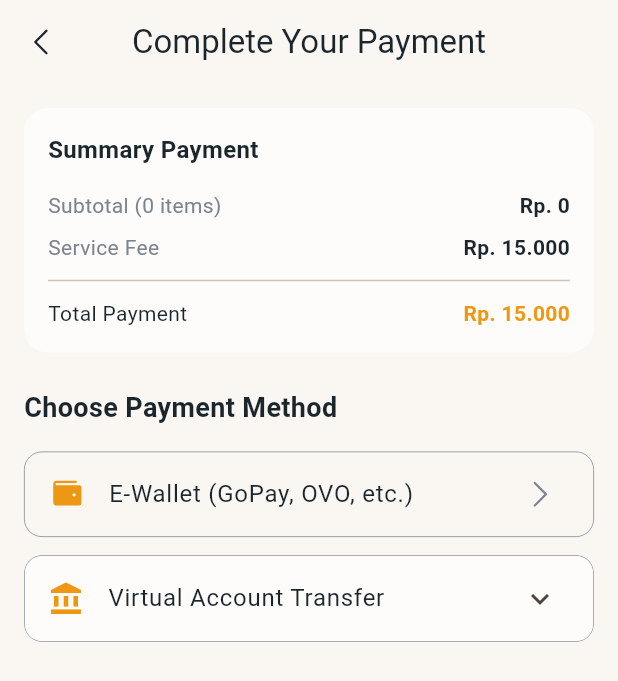
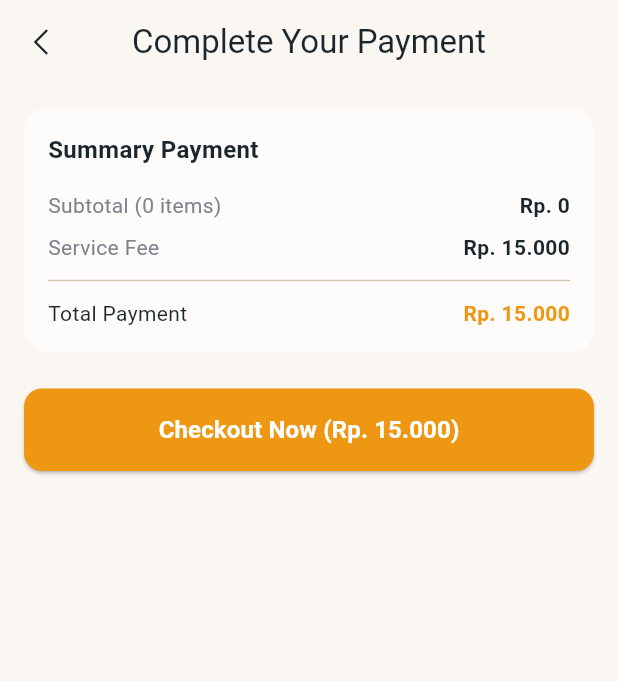
Before and after one commit to kiplinyu/healing-apps, a Flutter app: the PaymentPage screen opened by its route, on a phone screen of 412 x 824 dp. Shown: the top 681 px of the screen. Run offline on Flutter 3.47's test engine with Material 3 defaults, Android fonts, the light colour scheme and no system bars; our stand-ins replace dio, flutter_dotenv, flutter_riverpod, go_router, logger, phosphor_flutter and 5 more; missing offline and left inert: midtrans_sdk; accounts and stored records are empty; network calls fail; project files that could hold a hidden picture were left out.

Commit message:
feat: integrate Midtrans payment SDK and update destination model

```diff
--- a/lib/apps/providers/favorites_provider.dart
+++ b/lib/apps/providers/favorites_provider.dart
@@ -7,11 +7,11 @@ class FavoritesNotifier extends StateNotifier<List<Destination>> {
   // Method untuk menambah/menghapus favorit
   void toggleFavorite(Destination destination) {
     // Cek apakah destinasi sudah ada di daftar favorit
-    final isAlreadyFavorite = state.any((d) => d.id == destination.id);
+    final isAlreadyFavorite = state.any((d) => d.uuid == destination.uuid);
 
     if (isAlreadyFavorite) {
       // Jika sudah ada, hapus dari daftar
-      state = state.where((d) => d.id != destination.id).toList();
+      state = state.where((d) => d.uuid != destination.uuid).toList();
     } else {
       // Jika belum ada, tambahkan ke daftar
       state = [...state, destination];
@@ -21,7 +21,7 @@ class FavoritesNotifier extends StateNotifier<List<Destination>> {
   // Helper untuk mengecek status favorit dari UI
   bool isFavorite(int destinationId) {
     // ignore: unrelated_type_equality_checks
-    return state.any((d) => d.id == destinationId);
+    return state.any((d) => d.uuid == destinationId);
   }
 }
 
--- a/lib/apps/router/app_router.dart
+++ b/lib/apps/router/app_router.dart
@@ -7,6 +7,7 @@ import 'package:healing_apps/apps/views/pages/Auth/otp_verfiy_screen.dart';
 import 'package:healing_apps/apps/views/pages/Auth/reset_password_screen.dart';
 import 'package:healing_apps/apps/views/pages/Auth/sign_in_screen.dart';
 import 'package:healing_apps/apps/views/pages/Auth/sign_up_screen.dart';
+import 'package:healing_apps/apps/views/pages/Checkout/midtrans_page.dart';
 import 'package:healing_apps/apps/views/pages/Checkout/payment_page.dart';
 import 'package:healing_apps/apps/views/pages/Destination%20Details/destination_detail_page.dart';
 import 'package:healing_apps/apps/views/pages/Main/main_screen.dart';
@@ -114,6 +115,13 @@ final GoRouter appRouter = GoRouter(
       },
     ),
     GoRoute(
+      path: '/midtrans-payment',
+      builder: (context, state) {
+        // Tidak perlu passing data, langsung return halamannya
+        return PaymentWebView();
+      },
+    ),
+    GoRoute(
       path: '/payment-status',
       builder: (context, state) {
         // Ambil data yang dikirim sebagai query parameters
--- a/lib/apps/services/payment_service.dart
+++ b/lib/apps/services/payment_service.dart
@@ -23,7 +23,7 @@ class PaymentService {
         'item_details': cartItems
             .map(
               (item) => {
-                'id': item.destination.id,
+                'id': item.destination.uuid,
                 'price': item.destination.price,
                 'quantity': item.quantity,
                 'name': item.destination.name,
--- a/lib/apps/views/pages/Checkout/payment_page.dart
+++ b/lib/apps/views/pages/Checkout/payment_page.dart
@@ -1,15 +1,18 @@
 import 'package:flutter/material.dart';
 import 'package:flutter_riverpod/flutter_riverpod.dart';
+import 'package:go_router/go_router.dart';
 import 'package:healing_apps/apps/providers/cart_provider.dart';
 import 'package:healing_apps/apps/utils/constant/constants.dart';
 import 'package:intl/intl.dart';
 import 'package:phosphor_flutter/phosphor_flutter.dart';
 
-class PaymentPage extends ConsumerWidget {
+class PaymentPage extends ConsumerWidget
+{
     const PaymentPage({super.key});
 
     @override
-  Widget build(BuildContext context, WidgetRef ref) {
+    Widget build(BuildContext context, WidgetRef ref)
+    {
         // Ambil data dari cart provider untuk kalkulasi
         final cartNotifier = ref.read(cartProvider.notifier);
         final subtotal = cartNotifier.totalCost;
@@ -40,26 +43,62 @@ class PaymentPage extends ConsumerWidget {
                 children: [
                     _buildSummaryCard(totalItems, subtotal, serviceFee, totalPayment),
                     const SizedBox(height: 24),
-          const Text(
-            'Choose Payment Method',
-            style: TextStyle(
-              fontSize: 18,
-              fontWeight: FontWeight.bold,
-              color: AppColors.text,
+                    // const Text(
+                    //     'Choose Payment Method',
+                    //     style: TextStyle(
+                    //         fontSize: 18,
+                    //         fontWeight: FontWeight.bold,
+                    //         color: AppColors.text,
+                    //     ),
+                    // ),
+                    // const SizedBox(height: 16),
+
+                    // gw ubah jadi via midtrans aja di ganti jadi button Checkout ke Midtrans
+                    _buildCheckoutButton(context, totalPayment),
+
+                    // _buildPaymentMethodTile(
+                    //   icon: PhosphorIconsFill.wallet,
+                    //   title: 'E-Wallet (GoPay, OVO, etc.)',
+                    //   onTap: () {
+                    //     // TODO: Implement Midtrans Webview for E-Wallet
+                    //   },
+                    // ),
+                    // const SizedBox(height: 12),
+                    // _buildVirtualAccountAccordion(),
+                ],
+            ),
+        );
+    }
+
+    Widget _buildCheckoutButton(BuildContext context, double totalPayment)
+    {
+        final currencyFormatter = NumberFormat.currency(
+            locale: 'id_ID',
+            symbol: 'Rp. ',
+            decimalDigits: 0,
+        );
+
+        return ElevatedButton(
+            style: ElevatedButton.styleFrom(
+                backgroundColor: AppColors.primary,
+                padding: const EdgeInsets.symmetric(vertical: 16.0),
+                shape: RoundedRectangleBorder(
+                    borderRadius: BorderRadius.circular(12),
                 ),
             ),
-          const SizedBox(height: 16),
-          _buildPaymentMethodTile(
-            icon: PhosphorIconsFill.wallet,
-            title: 'E-Wallet (GoPay, OVO, etc.)',
-            onTap: () {
-              // TODO: Implement Midtrans Webview for E-Wallet
-            },
+            child: Text(
+                'Checkout Now (${currencyFormatter.format(totalPayment)})',
+                // text color putih
+                style: const TextStyle(
+                    color: Colors.white,
+                    fontSize: 16,
+                    fontWeight: FontWeight.bold,
                 ),
-          const SizedBox(height: 12),
-          _buildVirtualAccountAccordion(),
-        ],
             ),
+            onPressed: ()
+            {
+              context.push('/midtrans-payment');
+            }
         );
     }
 
@@ -69,7 +108,8 @@ class PaymentPage extends ConsumerWidget {
         double subtotal,
         double serviceFee,
         double totalPayment,
-  ) {
+    )
+    {
         final currencyFormatter = NumberFormat.currency(
             locale: 'id_ID',
             symbol: 'Rp. ',
@@ -112,7 +152,8 @@ class PaymentPage extends ConsumerWidget {
     }
 
     /// Helper untuk membuat baris di ringkasan pembayaran
-  Widget _buildSummaryRow(String label, String value, {bool isTotal = false}) {
+    Widget _buildSummaryRow(String label, String value, {bool isTotal = false})
+    {
         return Row(
             mainAxisAlignment: MainAxisAlignment.spaceBetween,
             children: [
@@ -135,75 +176,4 @@ class PaymentPage extends ConsumerWidget {
         );
     }
 
-  /// Widget untuk tile metode pembayaran biasa
-  Widget _buildPaymentMethodTile({
-    required IconData icon,
-    required String title,
-    required VoidCallback onTap,
-  }) {
-    return ListTile(
-      leading: Icon(icon, color: AppColors.primary),
-      title: Text(title, style: const TextStyle(color: AppColors.text)),
-      trailing: const Icon(
-        PhosphorIconsRegular.caretRight,
-        color: AppColors.placeholder,
-      ),
-      shape: RoundedRectangleBorder(
-        borderRadius: BorderRadius.circular(12),
-        side: const BorderSide(color: AppColors.placeholder, width: 0.5),
-      ),
-      onTap: onTap,
-    );
 }
-
-  /// Widget untuk accordion Virtual Account
-  Widget _buildVirtualAccountAccordion() {
-    return Card(
-      color: AppColors.card,
-      elevation: 0,
-      margin: EdgeInsets.zero,
-      shape: RoundedRectangleBorder(
-        borderRadius: BorderRadius.circular(12),
-        side: const BorderSide(color: AppColors.placeholder, width: 0.5),
-      ),
-      clipBehavior: Clip.antiAlias,
-      child: ExpansionTile(
-        leading: const Icon(Icons.account_balance, color: AppColors.primary),
-        title: const Text(
-          'Virtual Account Transfer',
-          style: TextStyle(color: AppColors.text),
-        ),
-        children: [
-          const Padding(
-            padding: EdgeInsets.symmetric(horizontal: 16.0, vertical: 8.0),
-            child: Text(
-              'You will be redirected to complete your payment.',
-              style: TextStyle(fontSize: 12, color: AppColors.placeholder),
-            ),
-          ),
-          _buildPaymentMethodTile(
-            icon: PhosphorIconsFill.bank,
-            title: 'BCA Virtual Account',
-            onTap: () {
-              // TODO: Implement Midtrans Webview for BCA VA
-            },
-          ),
-          _buildPaymentMethodTile(
-            icon: PhosphorIconsFill.bank,
-            title: 'BNI Virtual Account',
-            onTap: () {
-              // TODO: Implement Midtrans Webview for BNI VA
-            },
-          ),
-          _buildPaymentMethodTile(
-            icon: PhosphorIconsFill.bank,
-            title: 'Mandiri Virtual Account',
-            onTap: () {
-              // TODO: Implement Midtrans Webview for Mandiri VA
-            },
-          ),
-        ],
-      ),
-    );
-  }
-}
--- a/lib/apps/views/pages/Destination Details/destination_detail_page.dart
+++ b/lib/apps/views/pages/Destination Details/destination_detail_page.dart
@@ -43,7 +43,7 @@ class _DestinationDetailPageState extends ConsumerState<DestinationDetailPage> {
     final destination = widget.destination; // Akses destination dari widget
     final isFavorite = ref.watch(
       favoritesProvider.select(
-        (favs) => favs.any((d) => d.id == destination.id),
+        (favs) => favs.any((d) => d.uuid == destination.uuid),
       ),
     );
     final favoritesNotifier = ref.read(favoritesProvider.notifier);
--- a/lib/apps/views/pages/Main/home/widget/carousel_widget.dart
+++ b/lib/apps/views/pages/Main/home/widget/carousel_widget.dart
@@ -1,7 +1,8 @@
 import 'package:flutter/material.dart';
 import 'package:flutter_riverpod/flutter_riverpod.dart';
-import 'package:healing_apps/apps/views/pages/Main/data/dummy_data.dart';
 import 'package:healing_apps/apps/views/widgets/destination_card_widget.dart';
+
+import '../../../../../providers/destination_provider.dart';
 
 /// A horizontal carousel widget that displays destinations using DestinationCardWidget.
 class CarouselWidget extends ConsumerWidget {
@@ -10,7 +11,7 @@ class CarouselWidget extends ConsumerWidget {
   @override
   Widget build(BuildContext context, WidgetRef ref) {
     // Ambil data langsung dari dummy_data.dart
-    final carouselItems = dummyDestinations;
+    final carouselItems = ref.watch(getDestinationsProvider).value ?? [];
 
     return SizedBox(
       height: 350, // Disesuaikan dengan tinggi DestinationCardWidget
--- a/lib/apps/views/widgets/destination_card_widget.dart
+++ b/lib/apps/views/widgets/destination_card_widget.dart
@@ -19,7 +19,7 @@ class DestinationCardWidget extends ConsumerWidget {
     // 1. Ambil state dan notifier dari provider
     final favoriteList = ref.watch(favoritesProvider);
     // 2. Tentukan status favorit berdasarkan daftar yang dipantau.
-    final isFavorite = favoriteList.any((d) => d.id == destination.id);
+    final isFavorite = favoriteList.any((d) => d.uuid == destination.uuid);
 
     // Gunakan ref.read di dalam callback/fungsi, bukan untuk membangun UI.
     final favoritesNotifier = ref.read(favoritesProvider.notifier);
--- a/lib/apps/views/widgets/glass_destination_card_widget.dart
+++ b/lib/apps/views/widgets/glass_destination_card_widget.dart
@@ -32,7 +32,7 @@ class _GlassDestinationCardWidgetState
     // --- Ambil state dan notifier dari Riverpod ---
     final favoriteList = ref.watch(favoritesProvider);
     // 2. Tentukan status favorit berdasarkan daftar yang dipantau.
-    final isFavorite = favoriteList.any((d) => d.id == widget.destination.id);
+    final isFavorite = favoriteList.any((d) => d.uuid == widget.destination.uuid);
 
     // Gunakan ref.read di dalam callback/fungsi, bukan untuk membangun UI.
     final favoritesNotifier = ref.read(favoritesProvider.notifier);
--- a/pubspec.yaml
+++ b/pubspec.yaml
@@ -49,6 +49,7 @@ dependencies:
   logger: ^2.6.1
   flutter_dotenv: ^6.0.0
   provider: ^6.1.5+1
+  midtrans_sdk: ^1.1.0
 
 dev_dependencies:
   flutter_test:
```
Also changed, not shown: lib/apps/models/destination_model.dart (+27 -3 lines), lib/apps/providers/destination_provider.dart (added, +29 -0 lines), lib/apps/services/backend_controller_service.dart (+62 -20 lines), lib/apps/views/pages/Checkout/midtrans_page.dart (added, +143 -0 lines), lib/apps/views/pages/Main/data/dummy_data.dart (+5 -5 lines), lib/apps/views/pages/Main/home/home_page.dart (+6 -4 lines), lib/apps/views/pages/Splash Screen/splash_screen.dart (+16 -9 lines), pubspec.lock, 3 other files. Lines whose indentation alone changed are shown as unchanged.
